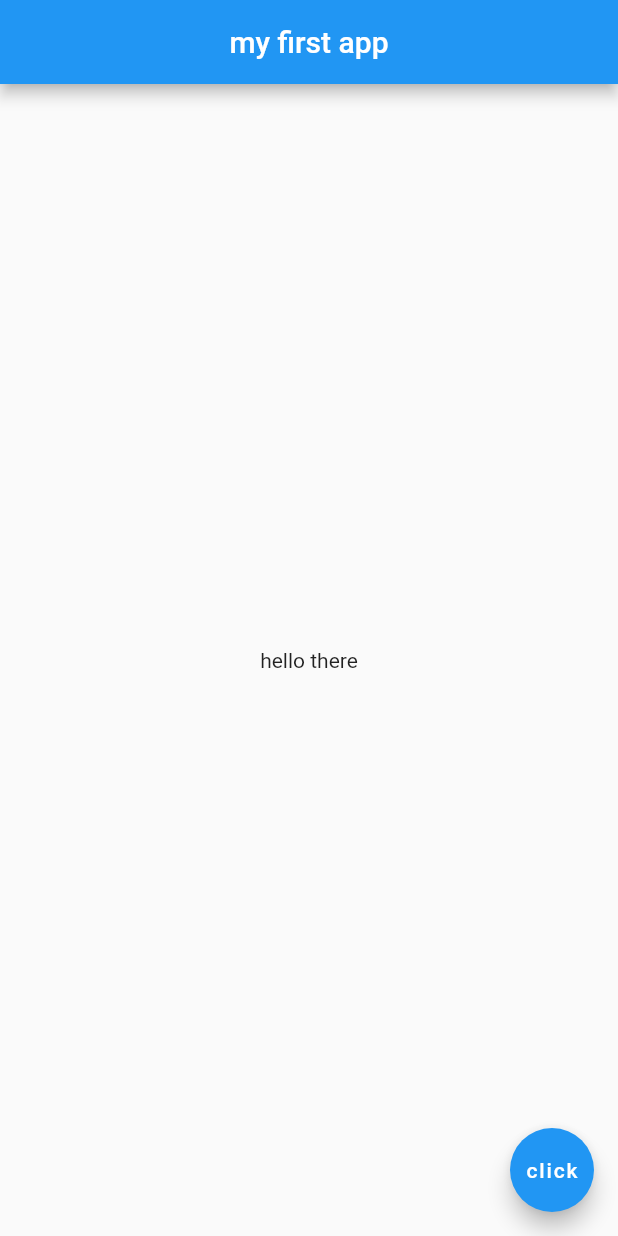
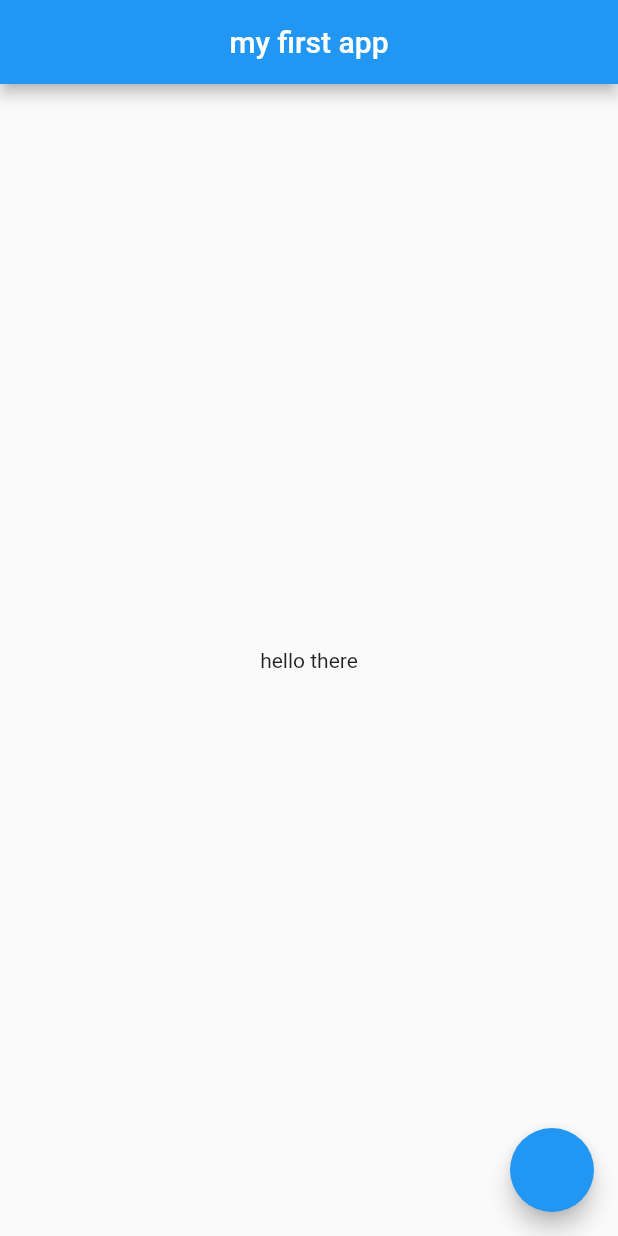
Before and after one commit to miknai/flutter-hands-on, a Flutter app: the screen it shows after launch, on a phone screen of 412 x 824 dp. Run offline on Flutter 3.47's test engine with Material 2 defaults, Android fonts, the phone set to English and light mode, and no system bars.

Commit message:
alias test

```diff
--- a/demo1/lib/main.dart
+++ b/demo1/lib/main.dart
@@ -10,7 +10,7 @@ void main() => runApp(MaterialApp(
       child: Text('hello there'),
     ),
     floatingActionButton: FloatingActionButton(
-      child: Text('click'),
+//      child: Text('click'),
     ),
   ),
 ));
```
